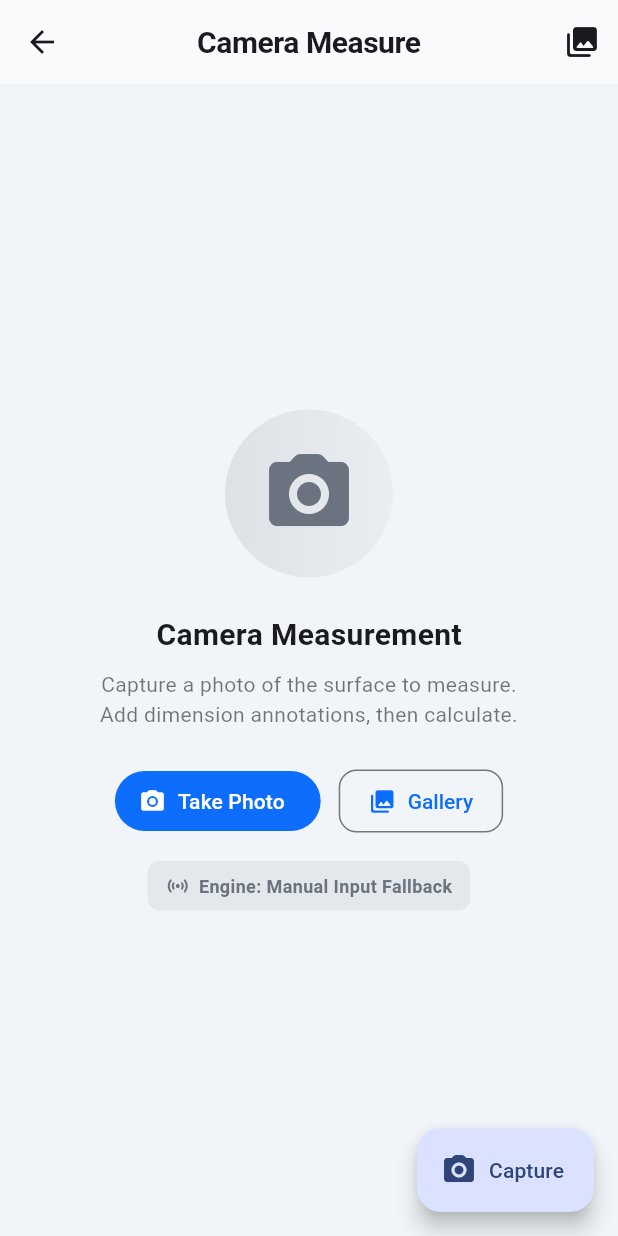
After one commit to dayashimoga/GeoMeasure, a Flutter app: the screen it shows after launch, after a tap on "Camera", on a phone screen of 412 x 824 dp. The commit adds this screen. Run offline on Flutter 3.47's test engine with Material 3 defaults, Android fonts, the phone set to English and light mode, and no system bars; our stand-ins replace geolocator, hive, hive_flutter, image_picker, pdf; accounts and stored records are empty.

Commit message:
feat: capability caching + camera measurement page + camera FAB - CapabilityProvider with cache-first strategy and background refresh - forceRefresh for manual rescan button - Camera measurement page with photo capture/gallery, dimension overlay, annotation tracking - Camera FAB on dashboard for quick access - Photo strip for multi-photo sessions - 0 errors, 239/239 tests pass

```diff
--- /dev/null
+++ b/lib/features/presentation/pages/camera_measurement_page.dart
@@ -0,0 +1,438 @@
+import 'package:flutter/material.dart';
+import '../../../core/di/service_locator.dart';
+import '../../../core/theme/app_theme.dart';
+import '../../camera/camera_service.dart';
+import '../../capability_detection/domain/entities/capability_profile.dart';
+import '../../measurement_engine/domain/entities/measurement_algorithm.dart';
+import '../../measurement_engine/domain/entities/spatial_shape.dart';
+
+/// Camera-first measurement page.
+///
+/// Captures photo → annotate dimensions → calculate measurement.
+class CameraMeasurementPage extends StatefulWidget {
+  final CapabilityProfile profile;
+
+  const CameraMeasurementPage({super.key, required this.profile});
+
+  @override
+  State<CameraMeasurementPage> createState() => _CameraMeasurementPageState();
+}
+
+class _CameraMeasurementPageState extends State<CameraMeasurementPage> {
+  final CameraProvider _cameraProvider = CameraProvider();
+  bool _showDimensionOverlay = false;
+  final _lengthCtrl = TextEditingController(text: '3.0');
+  final _widthCtrl = TextEditingController(text: '2.5');
+
+  @override
+  void dispose() {
+    _lengthCtrl.dispose();
+    _widthCtrl.dispose();
+    super.dispose();
+  }
+
+  /// Get selected photo index from the provider's selectedPhoto.
+  int get _selectedIndex {
+    final sel = _cameraProvider.selectedPhoto;
+    if (sel == null) return 0;
+    final idx = _cameraProvider.photos.indexWhere(
+        (p) => p.filePath == sel.filePath);
+    return idx >= 0 ? idx : 0;
+  }
+
+  @override
+  Widget build(BuildContext context) {
+    final theme = Theme.of(context);
+    final algoColor = AppTheme.algorithmColor(
+        widget.profile.bestAlgorithm.name);
+
+    return Scaffold(
+      appBar: AppBar(
+        title: const Text('Camera Measure'),
+        actions: [
+          IconButton(
+            icon: const Icon(Icons.photo_library_rounded),
+            onPressed: () => _cameraProvider.pickFromGallery(),
+            tooltip: 'Pick from Gallery',
+          ),
+        ],
+      ),
+      body: ListenableBuilder(
+        listenable: _cameraProvider,
+        builder: (context, _) {
+          final photos = _cameraProvider.photos;
+
+          if (photos.isEmpty) {
+            return _buildEmptyState(theme, algoColor);
+          }
+
+          final selected = _selectedIndex;
+          return Column(
+            children: [
+              Expanded(
+                child: Stack(
+                  fit: StackFit.expand,
+                  children: [
+                    Container(
+                      color: theme.colorScheme.surfaceContainerLowest,
+                      child: Center(
+                        child: Column(
+                          mainAxisSize: MainAxisSize.min,
+                          children: [
+                            Icon(Icons.image_rounded,
+                                size: 80, color: theme.colorScheme.outline),
+                            const SizedBox(height: 8),
+                            Text(
+                              photos[selected].filePath.split('/').last,
+                              style: TextStyle(
+                                color: theme.colorScheme.onSurface
+                                    .withValues(alpha: 0.7),
+                              ),
+                            ),
+                            if (photos[selected].latitude != null)
+                              Padding(
+                                padding: const EdgeInsets.only(top: 4),
+                                child: Text(
+                                  '\u{1F4CD} ${photos[selected].latitude!.toStringAsFixed(4)}, '
+                                  '${photos[selected].longitude!.toStringAsFixed(4)}',
+                                  style: TextStyle(
+                                    fontSize: 12,
+                                    color: theme.colorScheme.onSurface
+                                        .withValues(alpha: 0.5),
+                                  ),
+                                ),
+                              ),
+                          ],
+                        ),
+                      ),
+                    ),
+                    if (_showDimensionOverlay)
+                      _buildDimensionOverlay(theme, algoColor),
+                    Positioned(
+                      top: 12,
+                      right: 12,
+                      child: Container(
+                        padding: const EdgeInsets.symmetric(
+                            horizontal: 10, vertical: 6),
+                        decoration: BoxDecoration(
+                          color: theme.colorScheme.surface
+                              .withValues(alpha: 0.9),
+                          borderRadius: BorderRadius.circular(20),
+                          border: Border.all(
+                              color: algoColor.withValues(alpha: 0.3)),
+                        ),
+                        child: Row(
+                          mainAxisSize: MainAxisSize.min,
+                          children: [
+                            Icon(Icons.straighten_rounded,
+                                size: 14, color: algoColor),
+                            const SizedBox(width: 4),
+                            Text(
+                              '${photos[selected].annotations.length} annotations',
+                              style: TextStyle(
+                                  fontSize: 11,
+                                  fontWeight: FontWeight.w600,
+                                  color: algoColor),
+                            ),
+                          ],
+                        ),
+                      ),
+                    ),
+                  ],
+                ),
+              ),
+              _buildControls(theme),
+              if (photos.length > 1)
+                _buildPhotoStrip(theme, photos, selected),
+            ],
+          );
+        },
+      ),
+      floatingActionButton: FloatingActionButton.extended(
+        onPressed: () => _cameraProvider.capturePhoto(),
+        icon: const Icon(Icons.camera_alt_rounded),
+        label: const Text('Capture'),
+      ),
+    );
+  }
+
+  Widget _buildEmptyState(ThemeData theme, Color algoColor) {
+    return Center(
+      child: Padding(
+        padding: const EdgeInsets.all(32),
+        child: Column(
+          mainAxisSize: MainAxisSize.min,
+          children: [
+            Container(
+              padding: const EdgeInsets.all(24),
+              decoration: BoxDecoration(
+                gradient: LinearGradient(
+                  colors: [
+                    algoColor.withValues(alpha: 0.15),
+                    algoColor.withValues(alpha: 0.05),
+                  ],
+                ),
+                shape: BoxShape.circle,
+              ),
+              child: Icon(Icons.camera_alt_rounded,
+                  size: 64, color: algoColor),
+            ),
+            const SizedBox(height: 24),
+            Text(
+              'Camera Measurement',
+              style: TextStyle(
+                fontSize: 20,
+                fontWeight: FontWeight.w700,
+                color: theme.colorScheme.onSurface,
+              ),
+            ),
+            const SizedBox(height: 8),
+            Text(
+              'Capture a photo of the surface to measure.\n'
+              'Add dimension annotations, then calculate.',
+              textAlign: TextAlign.center,
+              style: TextStyle(
+                fontSize: 14,
+                color: theme.colorScheme.onSurface.withValues(alpha: 0.6),
+              ),
+            ),
+            const SizedBox(height: 24),
+            Row(
+              mainAxisAlignment: MainAxisAlignment.center,
+              children: [
+                FilledButton.icon(
+                  onPressed: () => _cameraProvider.capturePhoto(),
+                  icon: const Icon(Icons.camera_alt_rounded),
+                  label: const Text('Take Photo'),
+                ),
+                const SizedBox(width: 12),
+                OutlinedButton.icon(
+                  onPressed: () => _cameraProvider.pickFromGallery(),
+                  icon: const Icon(Icons.photo_library_rounded),
+                  label: const Text('Gallery'),
+                ),
+              ],
+            ),
+            const SizedBox(height: 16),
+            Container(
+              padding: const EdgeInsets.symmetric(horizontal: 12, vertical: 8),
+              decoration: BoxDecoration(
+                color: algoColor.withValues(alpha: 0.1),
+                borderRadius: BorderRadius.circular(8),
+              ),
+              child: Row(
+                mainAxisSize: MainAxisSize.min,
+                children: [
+                  Icon(Icons.sensors_rounded, size: 16, color: algoColor),
+                  const SizedBox(width: 6),
+                  Text(
+                    'Engine: ${widget.profile.bestAlgorithm.displayName}',
+                    style: TextStyle(
+                      fontSize: 12,
+                      fontWeight: FontWeight.w600,
+                      color: algoColor,
+                    ),
+                  ),
+                ],
+              ),
+            ),
+          ],
+        ),
+      ),
+    );
+  }
+
+  Widget _buildDimensionOverlay(ThemeData theme, Color algoColor) {
+    return Positioned.fill(
+      child: Container(
+        color: Colors.black.withValues(alpha: 0.3),
+        child: Center(
+          child: Card(
+            margin: const EdgeInsets.all(24),
+            child: Padding(
+              padding: const EdgeInsets.all(20),
+              child: Column(
+                mainAxisSize: MainAxisSize.min,
+                crossAxisAlignment: CrossAxisAlignment.start,
+                children: [
+                  Row(
+                    children: [
+                      Icon(Icons.straighten_rounded, color: algoColor),
+                      const SizedBox(width: 8),
+                      Text(
+                        'Enter Dimensions',
+                        style: TextStyle(
+                          fontSize: 16,
+                          fontWeight: FontWeight.w700,
+                          color: theme.colorScheme.onSurface,
+                        ),
+                      ),
+                    ],
+                  ),
+                  const SizedBox(height: 16),
+                  TextField(
+                    controller: _lengthCtrl,
+                    keyboardType:
+                        const TextInputType.numberWithOptions(decimal: true),
+                    decoration: const InputDecoration(
+                      labelText: 'Length (m)',
+                      prefixIcon: Icon(Icons.straighten_rounded, size: 20),
+                      border: OutlineInputBorder(),
+                      isDense: true,
+                    ),
+                  ),
+                  const SizedBox(height: 12),
+                  TextField(
+                    controller: _widthCtrl,
+                    keyboardType:
+                        const TextInputType.numberWithOptions(decimal: true),
+                    decoration: const InputDecoration(
+                      labelText: 'Width (m)',
+                      prefixIcon: Icon(Icons.straighten_rounded, size: 20),
+                      border: OutlineInputBorder(),
+                      isDense: true,
+                    ),
+                  ),
+                  const SizedBox(height: 16),
+                  Row(
+                    mainAxisAlignment: MainAxisAlignment.end,
+                    children: [
+                      TextButton(
+                        onPressed: () =>
+                            setState(() => _showDimensionOverlay = false),
+                        child: const Text('Cancel'),
+                      ),
+                      const SizedBox(width: 8),
+                      FilledButton.icon(
+                        icon: const Icon(Icons.calculate_rounded, size: 18),
+                        label: const Text('Calculate'),
+                        onPressed: () {
+                          final l = double.tryParse(_lengthCtrl.text) ?? 3.0;
+                          final w = double.tryParse(_widthCtrl.text) ?? 2.5;
+                          _addAnnotationAndMeasure(l, w);
+                        },
+                      ),
+                    ],
+                  ),
+                ],
+              ),
+            ),
+          ),
+        ),
+      ),
+    );
+  }
+
+  Widget _buildControls(ThemeData theme) {
+    return Container(
+      padding: const EdgeInsets.symmetric(horizontal: 16, vertical: 12),
+      decoration: BoxDecoration(
+        color: theme.colorScheme.surface,
+        border: Border(
+          top: BorderSide(color: theme.colorScheme.outlineVariant),
+        ),
+      ),
+      child: Row(
+        children: [
+          OutlinedButton.icon(
+            onPressed: () =>
+                setState(() => _showDimensionOverlay = true),
+            icon: const Icon(Icons.add_rounded, size: 18),
+            label: const Text('Add Dimension'),
+          ),
+          const SizedBox(width: 8),
+          OutlinedButton.icon(
+            onPressed: _cameraProvider.photos.isNotEmpty
+                ? () => _cameraProvider.removePhoto(_selectedIndex)
+                : null,
+            icon: const Icon(Icons.delete_outline_rounded, size: 18),
+            label: const Text('Remove'),
+          ),
+        ],
+      ),
+    );
+  }
+
+  Widget _buildPhotoStrip(
+      ThemeData theme, List<CapturedPhoto> photos, int selected) {
+    return SizedBox(
+      height: 72,
+      child: ListView.builder(
+        scrollDirection: Axis.horizontal,
+        padding: const EdgeInsets.symmetric(horizontal: 16, vertical: 8),
+        itemCount: photos.length,
+        itemBuilder: (ctx, i) {
+          final isSelected = i == selected;
+          return GestureDetector(
+            onTap: () => _cameraProvider.selectPhoto(i),
+            child: AnimatedContainer(
+              duration: const Duration(milliseconds: 200),
+              width: 56,
+              margin: const EdgeInsets.only(right: 8),
+              decoration: BoxDecoration(
+                color: isSelected
+                    ? theme.colorScheme.primaryContainer
+                    : theme.colorScheme.surfaceContainerHigh,
+                borderRadius: BorderRadius.circular(8),
+                border: isSelected
+                    ? Border.all(
+                        color: theme.colorScheme.primary, width: 2)
+                    : null,
+              ),
+              child: Center(
+                child: Icon(
+                  Icons.image_rounded,
+                  size: 24,
+                  color: isSelected
+                      ? theme.colorScheme.onPrimaryContainer
+                      : theme.colorScheme.outline,
+                ),
+              ),
+            ),
+          );
+        },
+      ),
+    );
+  }
+
+  void _addAnnotationAndMeasure(double length, double width) {
+    setState(() => _showDimensionOverlay = false);
+
+    final idx = _selectedIndex;
+    _cameraProvider.addAnnotation(
+      idx,
+      PhotoAnnotation(
+        label: '${length}m \u00D7 ${width}m',
+        x: 0.5,
+        y: 0.5,
+        type: AnnotationType.dimension,
+      ),
+    );
+
+    final shape = RectangleShape(
+      lengthMeters: length,
+      widthMeters: width,
+    );
+    sl.measurementProvider.calculateMeasurement(
+      shape: shape,
+      profile: widget.profile,
+      shapeName: 'Camera: ${length}m \u00D7 ${width}m',
+    );
+
+    if (mounted) {
+      ScaffoldMessenger.of(context).showSnackBar(
+        SnackBar(
+          content: Text(
+            'Area: ${(length * width).toStringAsFixed(2)} m\u00B2 \u2022 '
+            'Perimeter: ${((length + width) * 2).toStringAsFixed(2)} m',
+          ),
+          behavior: SnackBarBehavior.floating,
+          action: SnackBarAction(
+            label: 'View',
+            onPressed: () => Navigator.of(context).pop(),
+          ),
+        ),
+      );
+    }
+  }
+}
--- a/lib/features/presentation/pages/dashboard_page.dart
+++ b/lib/features/presentation/pages/dashboard_page.dart
@@ -13,6 +13,7 @@ import '../../visualization/presentation/widgets/floor_plan_canvas.dart';
 import '../widgets/capability_card.dart';
 import '../widgets/measurement_display.dart';
 import 'gps_tracking_page.dart';
+import 'camera_measurement_page.dart';
 import 'measurement_history_page.dart';
 
 class DashboardPage extends StatefulWidget {
@@ -128,7 +129,7 @@ class _DashboardPageState extends State<DashboardPage>
           ),
           IconButton(
             icon: const Icon(Icons.refresh_rounded),
-            onPressed: () => sl.capabilityProvider.loadCapabilities(),
+            onPressed: () => sl.capabilityProvider.forceRefresh(),
             tooltip: 'Refresh Capabilities',
           ),
         ],
@@ -148,6 +149,19 @@ class _DashboardPageState extends State<DashboardPage>
           _buildProjectsTab(),
           _buildSettingsTab(theme),
         ],
+      ),
+      floatingActionButton: FloatingActionButton.extended(
+        onPressed: () {
+          final profile = sl.capabilityProvider.profile;
+          Navigator.of(context).push(
+            MaterialPageRoute(
+              builder: (_) => CameraMeasurementPage(profile: profile),
+            ),
+          );
+        },
+        icon: const Icon(Icons.camera_alt_rounded),
+        label: const Text('Camera'),
+        tooltip: 'Camera Measurement',
       ),
     );
   }
```
Also changed, not shown: lib/features/capability_detection/presentation/providers/capability_provider.dart (+94 -0 lines).
